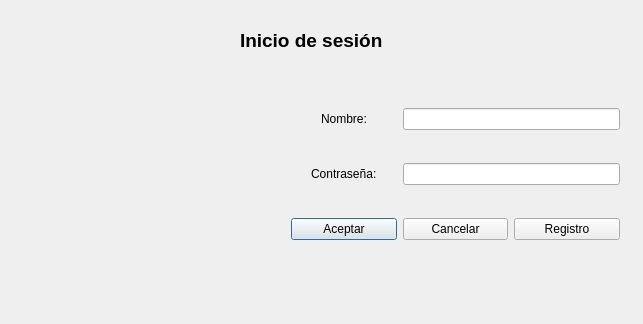
Before: the Qt Designer form dialog.ui in AdrianPrietoLozano/biblioteca, drawn with Qt 5.
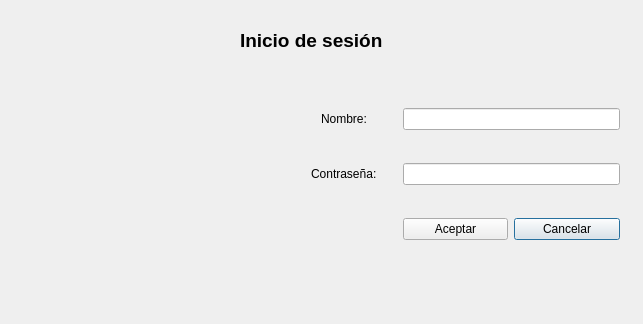
After: the same form once the commit is applied. Icons and pictures are not drawn.

Commit message: Se quitó el botón de registro en la ventana de login, se agregó la capacidad para buscar por sexo y tipo, se pueden hacer consultas en los prestamos y se puede ver el retraso y la penalización

The edit to the form file:
```diff
--- a/dialog.ui
+++ b/dialog.ui
@@ -74,24 +74,17 @@
       </property>
      </widget>
     </item>
-    <item row="2" column="0">
-     <widget class="QPushButton" name="pushButtonAceptar">
-      <property name="text">
-       <string>Aceptar</string>
-      </property>
-     </widget>
-    </item>
-    <item row="2" column="1">
+    <item row="2" column="2">
      <widget class="QPushButton" name="pushButtonCancelar">
       <property name="text">
        <string>Cancelar</string>
       </property>
      </widget>
     </item>
-    <item row="2" column="2">
-     <widget class="QPushButton" name="pushButton">
+    <item row="2" column="1">
+     <widget class="QPushButton" name="pushButtonAceptar">
       <property name="text">
-       <string>Registro</string>
+       <string>Aceptar</string>
       </property>
      </widget>
     </item>
```
The commit also changes 8 other files.
